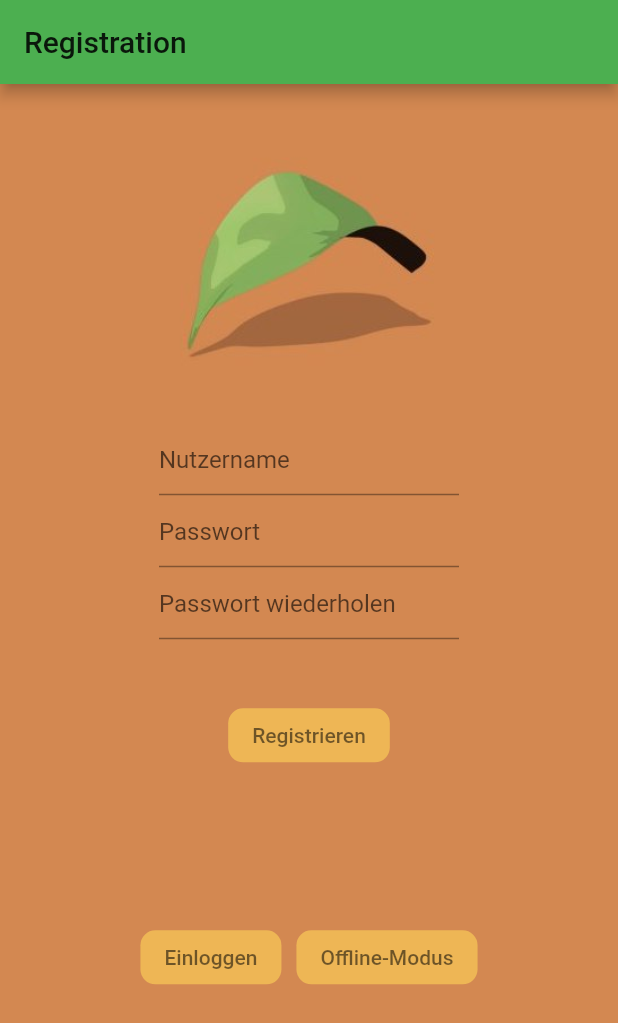
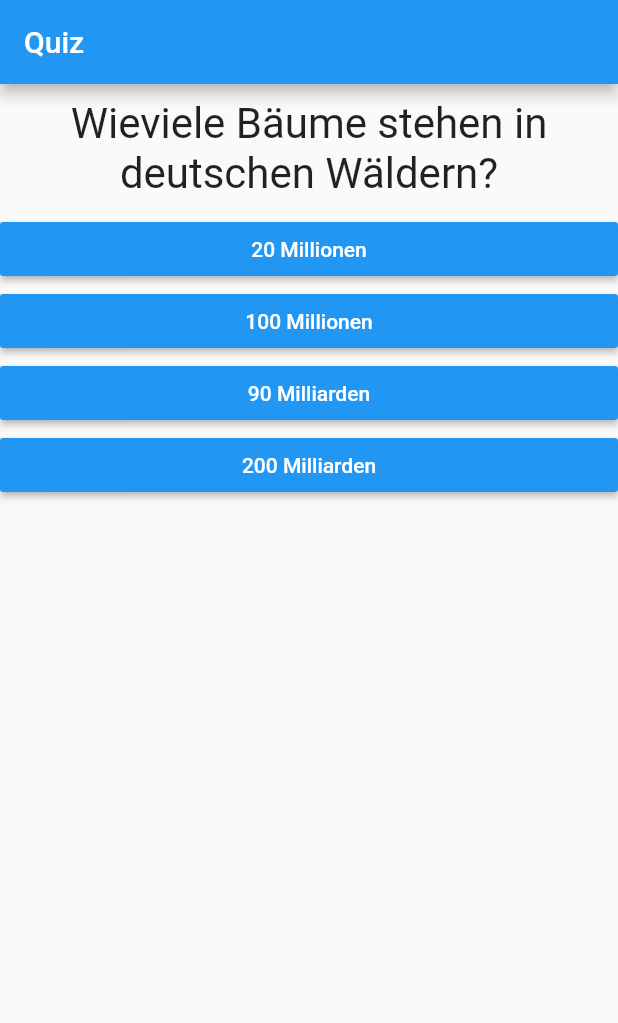
Before and after one commit to tuuwi/frontend_quiz_app, a Flutter app: the screen it shows after launch, on a phone screen of 412 x 824 dp. Shown: the top 1023 px of the screen. Run offline on Flutter 3.47's test engine with Material 2 defaults, Android fonts, the phone set to English and light mode, and no system bars.

Commit message:
Add rudimentary quiz

```diff
--- /dev/null
+++ b/lib/data/questions.dart
@@ -0,0 +1,23 @@
+class Questions{
+  static final questions = const [
+    {
+      'questionText': 'Wieviele Bäume stehen in deutschen Wäldern?',
+      'answers': [
+        {'text': '20 Millionen', 'score': 0},
+        {'text': '100 Millionen', 'score': 0},
+        {'text': '90 Milliarden', 'score': 10},
+        {'text': '200 Milliarden', 'score': 0},
+      ],
+    },
+    {
+      'questionText': 'Wieviel Prozent des in Deutschland anfallenden Lebensmittel Abfalls gelten als vermeidbar? Stand: 2015)',
+      'answers': [
+        {'text': '20%', 'score': 0},
+        {'text': '38%', 'score': 0},
+        {'text': '54%', 'score': 10},
+        {'text': '72%', 'score': 0},
+      ],
+    },
+
+  ];
+}
--- a/lib/main.dart
+++ b/lib/main.dart
@@ -1,4 +1,6 @@
 import 'package:QuizApp/screens/LoginScreen.dart';
+import 'package:QuizApp/screens/OfflineMenuScreen.dart';
+import 'package:QuizApp/screens/QuizScreen.dart';
 import 'package:flutter/material.dart';
 import 'package:QuizApp/screens/RegisterScreen.dart';
 
@@ -17,13 +19,12 @@ class MyApp extends StatelessWidget {
   Widget build(BuildContext context) {
     return MaterialApp(
       debugShowCheckedModeBanner: false,
-      title: 'Flutter Demo',
       theme: ThemeData(
         accentColor: brown,
         primaryColor: yellow,
         primarySwatch: Colors.blue,
       ),
-      home: RegisterScreen(),
+      home: QuizScreen(),
     );
   }
 }
--- /dev/null
+++ b/lib/screens/QuizScreen.dart
@@ -0,0 +1,64 @@
+
+import 'package:flutter/material.dart';
+import '../widgets/answer_widget.dart';
+import '../widgets/result_widget.dart';
+import "../data/questions.dart";
+import "../widgets/quiz_widget.dart";
+
+class QuizScreen extends StatefulWidget {
+  static const routeName = "/quiz";
+  @override
+  State<StatefulWidget> createState() {
+    // TODO: implement createState
+    return _QuizScreenState();
+  }
+}
+
+class _QuizScreenState extends State<QuizScreen> {
+  final _questions = Questions.questions;
+
+  var _questionIndex = 0;
+  var _totalScore = 0;
+
+  void _resetQuiz() {
+    setState(() {
+      _questionIndex = 0;
+      _totalScore = 0;
+    });
+  }
+
+  void _answerQuestion(int score) {
+
+    _totalScore += score;
+
+    setState(() {
+      _questionIndex = _questionIndex + 1;
+    });
+    print(_questionIndex);
+    if (_questionIndex < _questions.length) {
+      print('We have more questions!');
+    } else {
+      print('No more questions!');
+    }
+  }
+
+  @override
+  Widget build(BuildContext context) {
+
+
+    return MaterialApp(
+      home: Scaffold(
+        appBar: AppBar(
+          title: Text('Quiz'),
+        ),
+        body: _questionIndex < _questions.length
+            ? Quiz(
+                answerQuestion: _answerQuestion,
+                questionIndex: _questionIndex,
+                questions: _questions,
+              )
+            : Result(_totalScore, _resetQuiz),
+      ),
+    );
+  }
+}
--- /dev/null
+++ b/lib/widgets/answer_widget.dart
@@ -0,0 +1,21 @@
+import 'package:flutter/material.dart';
+
+class Answer extends StatelessWidget {
+  final Function selectHandler;
+  final String answerText;
+
+  Answer(this.selectHandler, this.answerText);
+
+  @override
+  Widget build(BuildContext context) {
+    return Container(
+      width: double.infinity,
+      child: RaisedButton(
+        color: Colors.blue,
+        textColor: Colors.white,
+        child: Text(answerText),
+        onPressed: selectHandler,
+      ),
+    );
+  }
+}
--- /dev/null
+++ b/lib/widgets/question_widget.dart
@@ -0,0 +1,21 @@
+import 'package:flutter/material.dart';
+
+
+class Question extends StatelessWidget {
+  final String questionText;
+
+  Question(this.questionText);
+
+  @override
+  Widget build(BuildContext context) {
+    return Container(
+      width: double.infinity,
+      margin: EdgeInsets.all(10),
+      child: Text(
+        questionText,
+        style: TextStyle(fontSize: 28),
+        textAlign: TextAlign.center,
+      ),
+    );
+  }
+}
--- /dev/null
+++ b/lib/widgets/quiz_widget.dart
@@ -0,0 +1,30 @@
+import 'package:flutter/material.dart';
+
+import '../widgets/answer_widget.dart';
+import '../widgets/question_widget.dart';
+
+class Quiz extends StatelessWidget {
+  final List<Map<String, Object>> questions;
+  final int questionIndex;
+  final Function answerQuestion;
+
+  Quiz({
+    @required this.questions,
+    @required this.answerQuestion,
+    @required this.questionIndex,
+  });
+
+  @override
+  Widget build(BuildContext context) {
+    return Column(
+      children: [
+        Question(
+          questions[questionIndex]['questionText'],
+        ),
+        ...(questions[questionIndex]['answers'] as List<Map<String, Object>>).map((answer) {
+          return Answer(() => answerQuestion(answer['score']), answer['text']);
+        }).toList()
+      ],
+    );
+  }
+}
```
Also changed, not shown: lib/screens/OfflineMenuScreen.dart (added, +56 -0 lines), lib/widgets/result_widget.dart (added, +36 -0 lines), lib/data/User.dart (deleted).
